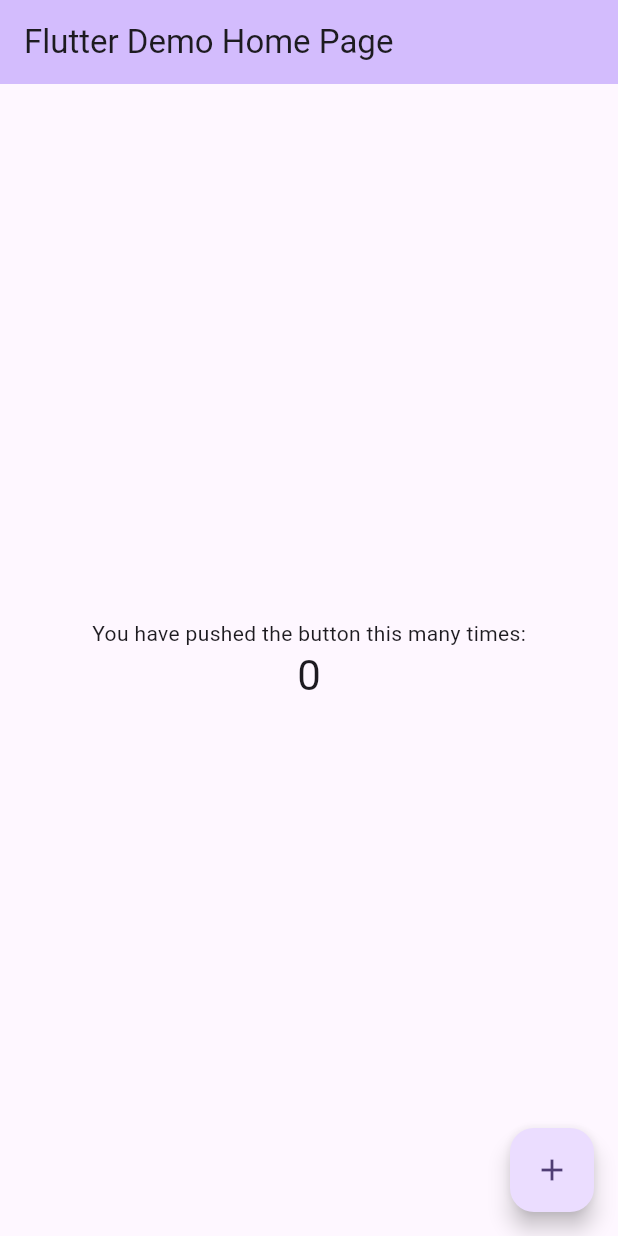
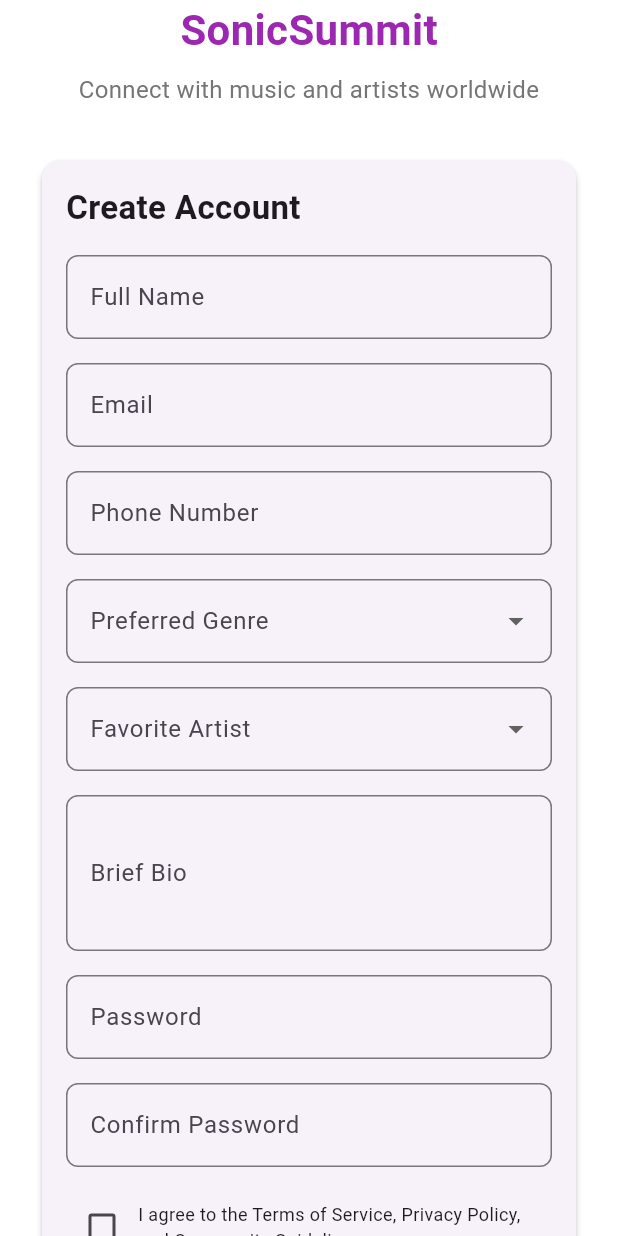
Before and after one commit to kripesh03/SonicSummitMobileApp, a Flutter app: the screen it shows after launch, on a phone screen of 412 x 824 dp. Run offline on Flutter 3.47's test engine with Material 3 defaults, Android fonts, the phone set to English and light mode, and no system bars.

Commit message:
registration view

```diff
--- a/lib/main.dart
+++ b/lib/main.dart
@@ -1,125 +1,14 @@
 import 'package:flutter/material.dart';
+import 'package:sonic_summit_mobile_app/view/registration_view.dart';
+// import 'package:first_flutter_apps/app.dart';
+void main() {
+  runApp(
+    MaterialApp(
+      initialRoute: '//',
+      routes: {
+        '//': (context) =>  RegistrationView(),
 
-void main() {
-  runApp(const MyApp());
+      },
+    ),
+  );
 }
-
-class MyApp extends StatelessWidget {
-  const MyApp({super.key});
-
-  // This widget is the root of your application.
-  @override
-  Widget build(BuildContext context) {
-    return MaterialApp(
-      title: 'Flutter Demo',
-      theme: ThemeData(
-        // This is the theme of your application.
-        //
-        // TRY THIS: Try running your application with "flutter run". You'll see
-        // the application has a purple toolbar. Then, without quitting the app,
-        // try changing the seedColor in the colorScheme below to Colors.green
-        // and then invoke "hot reload" (save your changes or press the "hot
-        // reload" button in a Flutter-supported IDE, or press "r" if you used
-        // the command line to start the app).
-        //
-        // Notice that the counter didn't reset back to zero; the application
-        // state is not lost during the reload. To reset the state, use hot
-        // restart instead.
-        //
-        // This works for code too, not just values: Most code changes can be
-        // tested with just a hot reload.
-        colorScheme: ColorScheme.fromSeed(seedColor: Colors.deepPurple),
-        useMaterial3: true,
-      ),
-      home: const MyHomePage(title: 'Flutter Demo Home Page'),
-    );
-  }
-}
-
-class MyHomePage extends StatefulWidget {
-  const MyHomePage({super.key, required this.title});
-
-  // This widget is the home page of your application. It is stateful, meaning
-  // that it has a State object (defined below) that contains fields that affect
-  // how it looks.
-
-  // This class is the configuration for the state. It holds the values (in this
-  // case the title) provided by the parent (in this case the App widget) and
-  // used by the build method of the State. Fields in a Widget subclass are
-  // always marked "final".
-
-  final String title;
-
-  @override
-  State<MyHomePage> createState() => _MyHomePageState();
-}
-
-class _MyHomePageState extends State<MyHomePage> {
-  int _counter = 0;
-
-  void _incrementCounter() {
-    setState(() {
-      // This call to setState tells the Flutter framework that something has
-      // changed in this State, which causes it to rerun the build method below
-      // so that the display can reflect the updated values. If we changed
-      // _counter without calling setState(), then the build method would not be
-      // called again, and so nothing would appear to happen.
-      _counter++;
-    });
-  }
-
-  @override
-  Widget build(BuildContext context) {
-    // This method is rerun every time setState is called, for instance as done
-    // by the _incrementCounter method above.
-    //
-    // The Flutter framework has been optimized to make rerunning build methods
-    // fast, so that you can just rebuild anything that needs updating rather
-    // than having to individually change instances of widgets.
-    return Scaffold(
-      appBar: AppBar(
-        // TRY THIS: Try changing the color here to a specific color (to
-        // Colors.amber, perhaps?) and trigger a hot reload to see the AppBar
-        // change color while the other colors stay the same.
-        backgroundColor: Theme.of(context).colorScheme.inversePrimary,
-        // Here we take the value from the MyHomePage object that was created by
-        // the App.build method, and use it to set our appbar title.
-        title: Text(widget.title),
-      ),
-      body: Center(
-        // Center is a layout widget. It takes a single child and positions it
-        // in the middle of the parent.
-        child: Column(
-          // Column is also a layout widget. It takes a list of children and
-          // arranges them vertically. By default, it sizes itself to fit its
-          // children horizontally, and tries to be as tall as its parent.
-          //
-          // Column has various properties to control how it sizes itself and
-          // how it positions its children. Here we use mainAxisAlignment to
-          // center the children vertically; the main axis here is the vertical
-          // axis because Columns are vertical (the cross axis would be
-          // horizontal).
-          //
-          // TRY THIS: Invoke "debug painting" (choose the "Toggle Debug Paint"
-          // action in the IDE, or press "p" in the console), to see the
-          // wireframe for each widget.
-          mainAxisAlignment: MainAxisAlignment.center,
-          children: <Widget>[
-            const Text(
-              'You have pushed the button this many times:',
-            ),
-            Text(
-              '$_counter',
-              style: Theme.of(context).textTheme.headlineMedium,
-            ),
-          ],
-        ),
-      ),
-      floatingActionButton: FloatingActionButton(
-        onPressed: _incrementCounter,
-        tooltip: 'Increment',
-        child: const Icon(Icons.add),
-      ), // This trailing comma makes auto-formatting nicer for build methods.
-    );
-  }
-}
--- /dev/null
+++ b/lib/view/registration_view.dart
@@ -0,0 +1,278 @@
+import 'package:flutter/material.dart';
+import 'package:sonic_summit_mobile_app/view/login_view.dart';
+
+class RegistrationView extends StatefulWidget {
+  @override
+  _RegistrationViewState createState() => _RegistrationViewState();
+}
+
+class _RegistrationViewState extends State<RegistrationView> {
+  final List<String> genres = ["Rock", "Pop", "Jazz", "Hip-Hop", "Classical"];
+  final List<String> artists = ["Artist A", "Artist B", "Artist C", "Artist D"];
+  String? selectedGenre;
+  String? selectedArtist;
+  bool agreedToTerms = false;
+
+  @override
+  Widget build(BuildContext context) {
+    return Scaffold(
+      backgroundColor: Colors.white,
+      body: Center(
+        child: Padding(
+          padding: const EdgeInsets.symmetric(horizontal: 24.0),
+          child: SingleChildScrollView(
+            child: Column(
+              mainAxisAlignment: MainAxisAlignment.center,
+              children: [
+                Text(
+                  "SonicSummit",
+                  style: TextStyle(
+                    fontSize: 28,
+                    fontWeight: FontWeight.bold,
+                    color: Colors.purple,
+                  ),
+                ),
+                SizedBox(height: 8),
+                Text(
+                  "Connect with music and artists worldwide",
+                  style: TextStyle(
+                    fontSize: 16,
+                    color: Colors.grey[600],
+                  ),
+                  textAlign: TextAlign.center,
+                ),
+                SizedBox(height: 32),
+                Card(
+                  shape: RoundedRectangleBorder(
+                    borderRadius: BorderRadius.circular(12),
+                  ),
+                  elevation: 2,
+                  child: Padding(
+                    padding: const EdgeInsets.all(16.0),
+                    child: Column(
+                      crossAxisAlignment: CrossAxisAlignment.stretch,
+                      children: [
+                        Text(
+                          "Create Account",
+                          style: TextStyle(
+                            fontSize: 22,
+                            fontWeight: FontWeight.bold,
+                          ),
+                        ),
+                        SizedBox(height: 16),
+                        TextField(
+                          decoration: InputDecoration(
+                            labelText: "Full Name",
+                            hintText: "Enter your full name",
+                            border: OutlineInputBorder(
+                              borderRadius: BorderRadius.circular(8),
+                            ),
+                          ),
+                        ),
+                        SizedBox(height: 16),
+                        TextField(
+                          decoration: InputDecoration(
+                            labelText: "Email",
+                            hintText: "Enter your email",
+                            border: OutlineInputBorder(
+                              borderRadius: BorderRadius.circular(8),
+                            ),
+                          ),
+                        ),
+                        SizedBox(height: 16),
+                        TextField(
+                          decoration: InputDecoration(
+                            labelText: "Phone Number",
+                            hintText: "Enter your phone number",
+                            border: OutlineInputBorder(
+                              borderRadius: BorderRadius.circular(8),
+                            ),
+                          ),
+                          keyboardType: TextInputType.phone,
+                        ),
+                        SizedBox(height: 16),
+                        DropdownButtonFormField<String>(
+                          decoration: InputDecoration(
+                            labelText: "Preferred Genre",
+                            border: OutlineInputBorder(
+                              borderRadius: BorderRadius.circular(8),
+                            ),
+                          ),
+                          items: genres.map((genre) {
+                            return DropdownMenuItem(
+                              value: genre,
+                              child: Text(genre),
+                            );
+                          }).toList(),
+                          onChanged: (value) {
+                            setState(() {
+                              selectedGenre = value;
+                            });
+                          },
+                        ),
+                        SizedBox(height: 16),
+                        DropdownButtonFormField<String>(
+                          decoration: InputDecoration(
+                            labelText: "Favorite Artist",
+                            border: OutlineInputBorder(
+                              borderRadius: BorderRadius.circular(8),
+                            ),
+                          ),
+                          items: artists.map((artist) {
+                            return DropdownMenuItem(
+                              value: artist,
+                              child: Text(artist),
+                            );
+                          }).toList(),
+                          onChanged: (value) {
+                            setState(() {
+                              selectedArtist = value;
+                            });
+                          },
+                        ),
+                        SizedBox(height: 16),
+                        TextField(
+                          maxLines: 3,
+                          decoration: InputDecoration(
+                            labelText: "Brief Bio",
+                            hintText: "Tell us something about yourself",
+                            border: OutlineInputBorder(
+                              borderRadius: BorderRadius.circular(8),
+                            ),
+                          ),
+                        ),
+                        SizedBox(height: 16),
+                        TextField(
+                          decoration: InputDecoration(
+                            labelText: "Password",
+                            hintText: "Create a password",
+                            border: OutlineInputBorder(
+                              borderRadius: BorderRadius.circular(8),
+                            ),
+                          ),
+                          obscureText: true,
+                        ),
+                        SizedBox(height: 16),
+                        TextField(
+                          decoration: InputDecoration(
+                            labelText: "Confirm Password",
+                            hintText: "Confirm your password",
+                            border: OutlineInputBorder(
+                              borderRadius: BorderRadius.circular(8),
+                            ),
+                          ),
+                          obscureText: true,
+                        ),
+                        SizedBox(height: 16),
+                        Row(
+                          children: [
+                            Checkbox(
+                              value: agreedToTerms,
+                              onChanged: (value) {
+                                setState(() {
+                                  agreedToTerms = value ?? false;
+                                });
+                              },
+                            ),
+                            Expanded(
+                              child: Text(
+                                "I agree to the Terms of Service, Privacy Policy, and Community Guidelines",
+                                style: TextStyle(fontSize: 12),
+                              ),
+                            ),
+                          ],
+                        ),
+                        SizedBox(height: 16),
+                        ElevatedButton(
+                          onPressed: agreedToTerms
+                              ? () {
+                                  // Registration logic here
+                                }
+                              : null,
+                          style: ElevatedButton.styleFrom(
+                            backgroundColor: Colors.purple,
+                            shape: RoundedRectangleBorder(
+                              borderRadius: BorderRadius.circular(8),
+                            ),
+                          ),
+                          child: Padding(
+                            padding: const EdgeInsets.symmetric(vertical: 16.0),
+                            child: Text(
+                              "Create Account",
+                              style: TextStyle(color: Colors.white),
+                            ),
+                          ),
+                        ),
+                      ],
+                    ),
+                  ),
+                ),
+                SizedBox(height: 16),
+                Text(
+                  "Already have an account?",
+                  style: TextStyle(color: Colors.grey[600]),
+                ),
+                SizedBox(height: 8),
+                OutlinedButton(
+                  onPressed: () {
+                    Navigator.push(
+                      context,
+                      MaterialPageRoute(builder: (context) => LoginView()),
+                    );
+                  },
+                  style: OutlinedButton.styleFrom(
+                    side: BorderSide(color: Colors.purple),
+                    shape: RoundedRectangleBorder(
+                      borderRadius: BorderRadius.circular(8),
+                    ),
+                  ),
+                  child: Padding(
+                    padding: const EdgeInsets.symmetric(vertical: 12.0),
+                    child: Text(
+                      "Login",
+                      style: TextStyle(color: Colors.purple),
+                    ),
+                  ),
+                ),
+                SizedBox(height: 16),
+                Row(
+                  children: [
+                    Expanded(
+                      child: Divider(thickness: 1),
+                    ),
+                    Padding(
+                      padding: const EdgeInsets.symmetric(horizontal: 8.0),
+                      child: Text(
+                        "Or continue with",
+                        style: TextStyle(color: Colors.grey[600]),
+                      ),
+                    ),
+                    Expanded(
+                      child: Divider(thickness: 1),
+                    ),
+                  ],
+                ),
+                SizedBox(height: 16),
+                Row(
+                  mainAxisAlignment: MainAxisAlignment.center,
+                  children: [
+                    IconButton(
+                      onPressed: () {},
+                      icon: Icon(Icons.facebook, color: Colors.blue),
+                      iconSize: 32,
+                    ),
+                    IconButton(
+                      onPressed: () {},
+                      icon: Icon(Icons.apple, color: Colors.black),
+                      iconSize: 32,
+                    ),
+                  ],
+                ),
+              ],
+            ),
+          ),
+        ),
+      ),
+    );
+  }
+}
```
Also changed, not shown: lib/view/login_view.dart (added).
